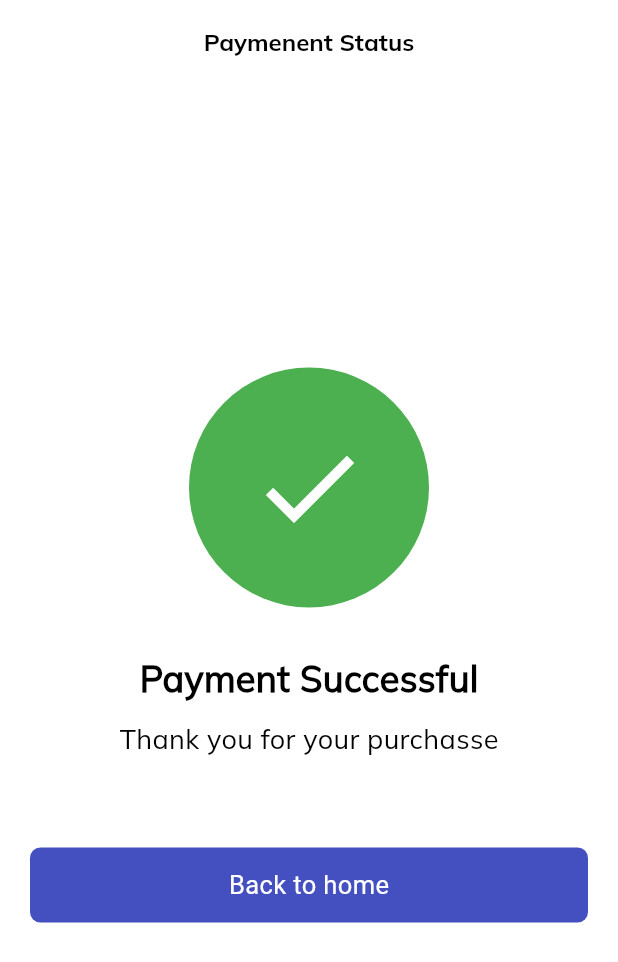
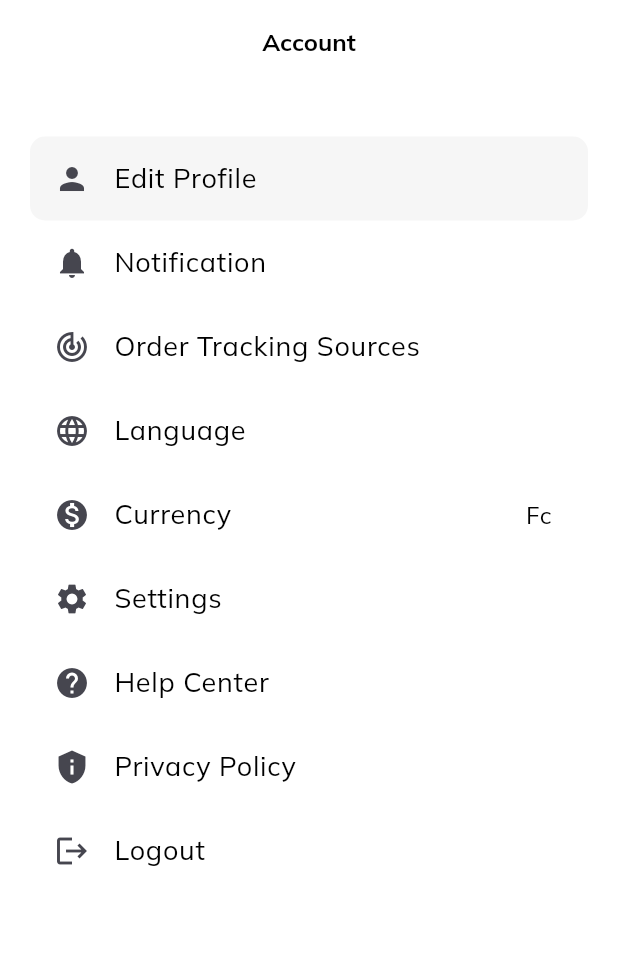
Before and after one commit to clskas/mobileecommerce, a Flutter app: the screen it shows after launch, on a phone screen of 412 x 824 dp. Shown: the top 962 px of the screen. Run offline on Flutter 3.47's test engine with Material 3 defaults, Android fonts, the phone set to English and light mode, and no system bars.

Commit message:
Ajout du fichier account

```diff
--- /dev/null
+++ b/lib/app/modules/account/view/account.dart
@@ -0,0 +1,78 @@
+import 'package:ecommerceapp/app/components/space.dart';
+import 'package:ecommerceapp/app/components/text_components.dart';
+import 'package:ecommerceapp/utils/colors.dart';
+import 'package:flutter/material.dart';
+
+class Account extends StatefulWidget {
+  const Account({super.key});
+
+  @override
+  State<Account> createState() => _AccountState();
+}
+
+class _AccountState extends State<Account> {
+  @override
+  Widget build(BuildContext context) {
+    return Scaffold(
+      backgroundColor: Colors.white,
+      appBar: AppBar(
+        centerTitle: true,
+        backgroundColor: Colors.white,
+        title: TextComponents(
+          txt: 'Account',
+          fw: FontWeight.bold,
+          family: 'Bold',
+        ),
+      ),
+      body: ListView(
+        padding: EdgeInsets.all(20.0),
+        children: [
+          h(15),
+          Container(
+            decoration: BoxDecoration(
+              color: greyCollor,
+              borderRadius: BorderRadius.circular(10),
+            ),
+            child: ListTile(
+              title: TextComponents(txt: 'Edit Profile', txtSize: 18),
+              leading: Icon(Icons.person),
+            ),
+          ),
+          ListTile(
+            title: TextComponents(txt: 'Notification', txtSize: 18),
+            leading: Icon(Icons.notifications),
+          ),
+          ListTile(
+            title: TextComponents(txt: 'Order Tracking Sources', txtSize: 18),
+            leading: Icon(Icons.track_changes_outlined),
+          ),
+          ListTile(
+            title: TextComponents(txt: 'Language', txtSize: 18),
+            leading: Icon(Icons.language),
+          ),
+          ListTile(
+            title: TextComponents(txt: 'Currency', txtSize: 18),
+            leading: Icon(Icons.monetization_on),
+            trailing: TextComponents(txt: 'Fc'),
+          ),
+          ListTile(
+            title: TextComponents(txt: 'Settings', txtSize: 18),
+            leading: Icon(Icons.settings),
+          ),
+          ListTile(
+            title: TextComponents(txt: 'Help Center', txtSize: 18),
+            leading: Icon(Icons.help),
+          ),
+          ListTile(
+            title: TextComponents(txt: 'Privacy Policy', txtSize: 18),
+            leading: Icon(Icons.privacy_tip),
+          ),
+          ListTile(
+            title: TextComponents(txt: 'Logout', txtSize: 18),
+            leading: Icon(Icons.logout),
+          ),
+        ],
+      ),
+    );
+  }
+}
--- a/lib/app/modules/productpage/view/product_page.dart
+++ b/lib/app/modules/productpage/view/product_page.dart
@@ -1,5 +1,6 @@
 import 'package:ecommerceapp/app/components/space.dart';
 import 'package:ecommerceapp/app/components/text_components.dart';
+import 'package:ecommerceapp/app/modules/account/view/account.dart';
 import 'package:ecommerceapp/app/modules/filtre/view/filtre.dart';
 import 'package:ecommerceapp/app/modules/notification/view/notification.dart';
 import 'package:ecommerceapp/app/modules/panier/view/panier.dart';
@@ -76,15 +77,13 @@ class _ProductPageState extends State<ProductPage> {
                   onTap: () {
                     Navigator.push(
                       context,
-                      MaterialPageRoute(
-                        builder: (context) => NotificationPage(),
-                      ),
+                      MaterialPageRoute(builder: (context) => Account()),
                     );
                   },
                   child: CircleAvatar(
                     backgroundColor: greyCollor,
                     radius: 20,
-                    child: Center(child: Icon(Icons.notifications, size: 30)),
+                    child: Center(child: Icon(Icons.person, size: 30)),
                   ),
                 ),
               ],
--- a/lib/main.dart
+++ b/lib/main.dart
@@ -1,6 +1,7 @@
 // import 'package:ecommerceapp/app/components/button_components.dart';
 // import 'package:ecommerceapp/app/components/text_components.dart';
 //import 'package:ecommerceapp/app/modules/filtre/view/filtre.dart';
+import 'package:ecommerceapp/app/modules/account/view/account.dart';
 import 'package:ecommerceapp/app/modules/checkout/view/checkout.dart';
 import 'package:ecommerceapp/app/modules/checkout/view/checkout2.dart';
 import 'package:ecommerceapp/app/modules/checkout/view/checkout3.dart';
@@ -28,7 +29,7 @@ class MyApp extends StatelessWidget {
       title: 'Flutter Demo',
       theme: ThemeData(colorScheme: ColorScheme.fromSeed(seedColor: maincolor)),
       //home: Splash(),
-      home: PaymentStatus(),
+      home: Account(),
     );
   }
 }
```
